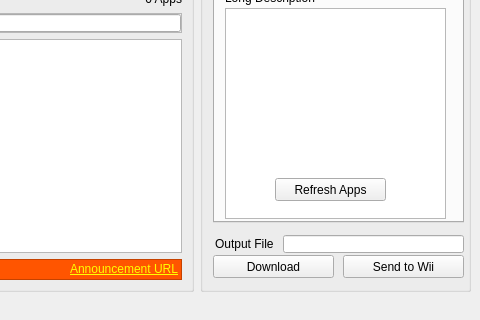
This is gui/united.ui in dhtdht020/osc-dl as Qt 5 draws it before an edit; both pictures show x 420 to 900 and y 90 to 410 of the 900 by 410 pixel window. The edited form follows.
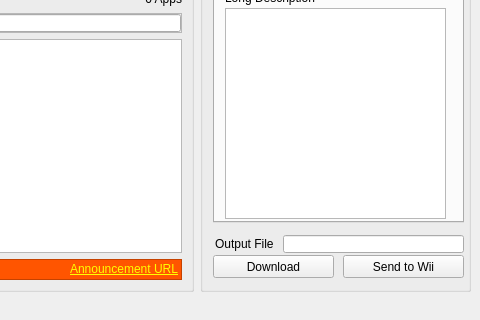
This is the edited form. The open tabs and pages were chosen to show the change.

Commit message: Removed refresh button

Patch:
```diff
--- a/gui/united.ui
+++ b/gui/united.ui
@@ -728,34 +728,6 @@
              <string>Long Description</string>
             </property>
            </widget>
-           <widget class="QPushButton" name="RefreshListBtn">
-            <property name="enabled">
-             <bool>true</bool>
-            </property>
-            <property name="geometry">
-             <rect>
-              <x>60</x>
-              <y>190</y>
-              <width>111</width>
-              <height>23</height>
-             </rect>
-            </property>
-            <property name="minimumSize">
-             <size>
-              <width>111</width>
-              <height>0</height>
-             </size>
-            </property>
-            <property name="maximumSize">
-             <size>
-              <width>111</width>
-              <height>16777215</height>
-             </size>
-            </property>
-            <property name="text">
-             <string>Refresh Apps</string>
-            </property>
-           </widget>
           </widget>
           <widget class="QWidget" name="RawTab">
            <attribute name="title">
```
The commit also changes 2 other files.
